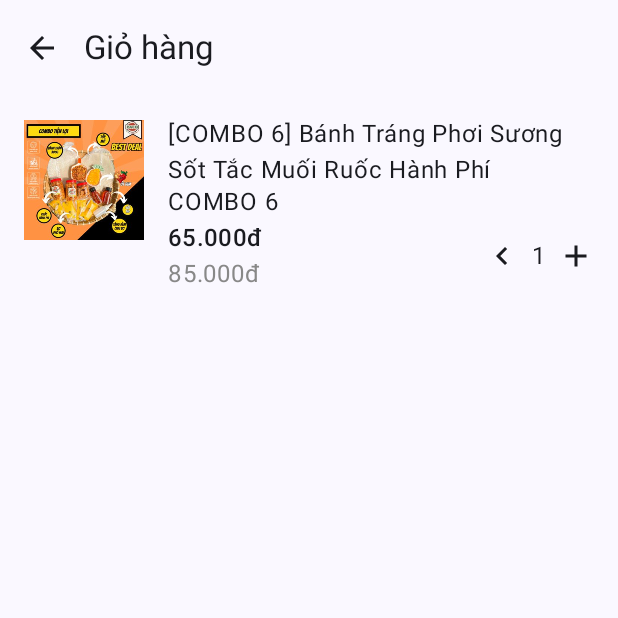
After one commit to Thuha104/DoAnLTDD, an Android app built with Jetpack Compose: the CartScreen screen opened through its navigation route, on a phone screen of 412 x 824 dp, the top half of it. The commit adds this screen. Run offline under Robolectric (Android 15) with nearby library versions, the phone set to English and light mode, and no system bars.

Commit message:
hà:sửa lại giỏ hàng

```diff
--- a/app/build.gradle.kts
+++ b/app/build.gradle.kts
@@ -49,6 +49,7 @@ dependencies {
     implementation(libs.androidx.ui.graphics)
     implementation(libs.androidx.ui.tooling.preview)
     implementation(libs.androidx.material3)
+    implementation(libs.places)
     testImplementation(libs.junit)
     androidTestImplementation(libs.androidx.junit)
     androidTestImplementation(libs.androidx.espresso.core)
--- /dev/null
+++ b/app/src/main/java/com/example/doanltd/CartScreen.kt
@@ -0,0 +1,207 @@
+package com.example.doanltd
+
+import Screen
+import androidx.compose.foundation.Image
+import androidx.compose.foundation.layout.Arrangement
+import androidx.compose.foundation.layout.Box
+import androidx.compose.foundation.layout.Column
+import androidx.compose.foundation.layout.Row
+import androidx.compose.foundation.layout.fillMaxSize
+import androidx.compose.foundation.layout.fillMaxWidth
+import androidx.compose.foundation.layout.padding
+import androidx.compose.foundation.layout.size
+import androidx.compose.foundation.lazy.LazyColumn
+import androidx.compose.material.icons.Icons
+import androidx.compose.material.icons.filled.Add
+import androidx.compose.material.icons.filled.ArrowBack
+import androidx.compose.material.icons.filled.Delete
+import androidx.compose.material.icons.filled.Email
+import androidx.compose.material.icons.filled.Home
+import androidx.compose.material.icons.filled.KeyboardArrowLeft
+import androidx.compose.material.icons.filled.Person
+import androidx.compose.material.icons.filled.Settings
+import androidx.compose.material.icons.filled.ShoppingCart
+import androidx.compose.material3.Button
+import androidx.compose.material3.ButtonDefaults
+import androidx.compose.material3.ExperimentalMaterial3Api
+import androidx.compose.material3.Icon
+import androidx.compose.material3.IconButton
+import androidx.compose.material3.MaterialTheme
+import androidx.compose.material3.NavigationBar
+import androidx.compose.material3.NavigationBarItem
+import androidx.compose.material3.Scaffold
+import androidx.compose.material3.Surface
+import androidx.compose.material3.Text
+import androidx.compose.material3.TopAppBar
+import androidx.compose.runtime.Composable
+import androidx.compose.runtime.getValue
+import androidx.compose.runtime.mutableStateOf
+import androidx.compose.runtime.remember
+import androidx.compose.runtime.setValue
+import androidx.compose.ui.Alignment
+import androidx.compose.ui.Modifier
+import androidx.compose.ui.graphics.Color
+import androidx.compose.ui.res.painterResource
+import androidx.compose.ui.text.font.FontWeight
+import androidx.compose.ui.unit.dp
+import androidx.navigation.NavController
+
+@OptIn(ExperimentalMaterial3Api::class)
+@Composable
+fun CartScreen(navController: NavController) {
+    var soluong by remember { mutableStateOf(1) }
+
+    Scaffold(
+        topBar = {
+            TopAppBar(
+                title = { Text("Giỏ hàng") },
+                navigationIcon = {
+                    IconButton(onClick = { navController.navigateUp() }) {
+                        Icon(Icons.Default.ArrowBack, contentDescription = "Back")
+                    }
+                }
+            )
+        },
+        bottomBar = {
+            Column {
+                // Tổng giá và nút thanh toán
+                Surface(
+                    modifier = Modifier.fillMaxWidth().size(8.dp)
+                ) {
+                    Column(
+                        modifier = Modifier.padding(16.dp)
+                    ) {
+                        Row(
+                            modifier = Modifier.fillMaxWidth(),
+                            horizontalArrangement = Arrangement.SpaceBetween
+                        ) {
+                            Text("65.000đ")
+                            Text(
+                                "Giảm 10.500đ",
+                                color = Color.Red
+                            )
+                        }
+                        Button(
+                            onClick = { /* Handle checkout */ },
+                            modifier = Modifier
+                                .fillMaxWidth()
+                                .padding(vertical = 8.dp),
+                            colors = ButtonDefaults.buttonColors(
+                                containerColor = Color.Gray
+                            )
+                        ) {
+                            Text("Thanh toán")
+                        }
+                    }
+                }
+
+                // Bottom navigation
+//                NavigationBar {
+//                    NavigationBarItem(
+//                        icon = { Icon(Icons.Default.Home, contentDescription = "Home") },
+//                        label = { Text("Home") },
+//                        selected = false,
+//                        onClick = { navController.navigate(Screen.Home.route) }
+//                    )
+//                    NavigationBarItem(
+//                        icon = { Icon(Icons.Default.Email, contentDescription = "Tin Nhắn") },
+//                        label = { Text("Tin nhắn") },
+//                        selected = false,
+//                        onClick = { navController.navigate(Screen.Mesage.route) }
+//                    )
+//                    NavigationBarItem(
+//                        icon = { Icon(Icons.Default.ShoppingCart, contentDescription = "Giỏ Hàng") },
+//                        label = { Text("Giỏ Hàng") },
+//                        selected = false,
+//                        onClick = {navController.navigate(Screen.Cart.route) }
+//                    )
+//                    NavigationBarItem(
+//                        icon = { Icon(Icons.Default.Person, contentDescription = "Thông Tin") },
+//                        label = { Text("Thông Tin") },
+//                        selected = false,
+//                        onClick = { navController.navigate(Screen.Profile.route) }
+//                    )
+//                    NavigationBarItem(
+//                        icon = { Icon(Icons.Default.Settings, contentDescription = "Cài Đặt") },
+//                        label = { Text("Cài Đặt") },
+//                        selected = false,
+//                        onClick = { navController.navigate(Screen.Setting.route) }
+//                    )
+//                }
+            }
+        }
+    ) { paddingValues ->
+        LazyColumn(
+            modifier = Modifier
+                .fillMaxSize()
+                .padding(paddingValues)
+                .padding(16.dp)
+        ) {
+            item {
+                // Cart item
+                Row(
+                    modifier = Modifier.fillMaxWidth(),
+                    horizontalArrangement = Arrangement.spacedBy(16.dp)
+                ) {
+                    // Product image
+                    Image(
+                        painter = painterResource(id = R.drawable.anh1),
+                        contentDescription = "",
+                        modifier = Modifier.size(80.dp)
+                    )
+
+                    // Product details
+                    Column(
+                        modifier = Modifier.weight(1f)
+                    ) {
+                        Text(
+                            "[COMBO 6] Bánh Tráng Phơi Sương Sốt Tắc Muối Ruốc Hành Phí",
+                            style = MaterialTheme.typography.bodyLarge
+                        )
+                        Text("COMBO 6")
+
+                        Row(
+                            modifier = Modifier.fillMaxWidth(),
+                            horizontalArrangement = Arrangement.SpaceBetween,
+                            verticalAlignment = Alignment.CenterVertically
+                        ) {
+                            Column {
+                                Text(
+                                    "65.000đ",
+                                    style = MaterialTheme.typography.titleMedium
+                                )
+                                Text(
+                                    "85.000đ",
+//                                    style = MaterialTheme.typography.bodySmall.copy(
+//                                        textDecoration = TextDecoration.LineThrough
+//                                    ),
+                                    color = Color.Gray
+                                )
+                            }
+
+                            // Quantity controls
+                            Row(
+                                verticalAlignment = Alignment.CenterVertically,
+                                horizontalArrangement = Arrangement.spacedBy(8.dp)
+                            ) {
+                                IconButton(
+                                    onClick = { if (soluong > 1) soluong-- },
+                                    modifier = Modifier.size(24.dp)
+                                ) {
+                                    Icon(Icons.Filled.KeyboardArrowLeft, "Decrease")
+                                }
+                                Text(soluong.toString())
+                                IconButton(
+                                    onClick = { soluong++ },
+                                    modifier = Modifier.size(24.dp)
+                                ) {
+                                    Icon(Icons.Default.Add, "Increase")
+                                }
+                            }
+                        }
+                    }
+                }
+            }
+        }
+    }
+}
--- a/app/src/main/java/com/example/doanltd/ChatScreen.kt
+++ b/app/src/main/java/com/example/doanltd/ChatScreen.kt
@@ -84,13 +84,16 @@ fun ChatScreen(navController: NavController) {
                     modifier = Modifier
                         .padding(16.dp)
                         .fillMaxWidth(),
-                    verticalAlignment = Alignment.CenterVertically
+                    verticalAlignment = Alignment.CenterVertically,
+                    horizontalArrangement = Arrangement.SpaceBetween
                 ) {
                     OutlinedTextField(
                         value = "",
                         onValueChange = { },
                         modifier = Modifier.weight(1f),
-                        placeholder = { Text("Nhập tin nhắn...") }
+                        placeholder = { Text("Nhập tin nhắn...") },
+
+
                     )
                     IconButton(
                         onClick = { /* Handle send */ },
--- a/app/src/main/java/com/example/doanltd/HomeScreen.kt
+++ b/app/src/main/java/com/example/doanltd/HomeScreen.kt
@@ -46,7 +46,7 @@ fun HomeScreen(navController: NavController) {
                     icon = { Icon(Icons.Default.ShoppingCart, contentDescription = "Giỏ Hàng") },
                     label = { Text("Giỏ Hàng") },
                     selected = false,
-                    onClick = {}
+                    onClick = {navController.navigate(Screen.Cart.route)}
                 )
                 NavigationBarItem(
                     icon = { Icon(Icons.Default.Person, contentDescription = "Thông Tin") },
--- a/app/src/main/java/com/example/doanltd/NavGraph.kt
+++ b/app/src/main/java/com/example/doanltd/NavGraph.kt
@@ -3,6 +3,7 @@ import androidx.navigation.NavHostController
 import androidx.navigation.compose.NavHost
 import androidx.navigation.compose.composable
 import androidx.navigation.compose.rememberNavController
+import com.example.doanltd.CartScreen
 import com.example.doanltd.ChatScreen
 import com.example.doanltd.MessageScreen
 
@@ -16,6 +17,7 @@ sealed class Screen(val route: String) {
     object Mesage:Screen("message")
     object Chat:Screen("chat")
     object Setting:Screen("setting")
+    object Cart:Screen("cart")
 
 }
 
@@ -44,6 +46,9 @@ fun AuthNavigation() {
         composable(Screen.Setting.route) {
             SettingScreen(navController)
         }
+        composable(Screen.Cart.route){
+            CartScreen(navController)
+        }
 
     }
 }
--- a/gradle/libs.versions.toml
+++ b/gradle/libs.versions.toml
@@ -8,6 +8,7 @@ espressoCore = "3.6.1"
 lifecycleRuntimeKtx = "2.8.7"
 activityCompose = "1.9.3"
 composeBom = "2024.04.01"
+places = "4.1.0"
 
 [libraries]
 androidx-core-ktx = { group = "androidx.core", name = "core-ktx", version.ref = "coreKtx" }
@@ -24,6 +25,7 @@ androidx-ui-tooling-preview = { group = "androidx.compose.ui", name = "ui-toolin
 androidx-ui-test-manifest = { group = "androidx.compose.ui", name = "ui-test-manifest" }
 androidx-ui-test-junit4 = { group = "androidx.compose.ui", name = "ui-test-junit4" }
 androidx-material3 = { group = "androidx.compose.material3", name = "material3" }
+places = { group = "com.google.android.libraries.places", name = "places", version.ref = "places" }
 
 [plugins]
 android-application = { id = "com.android.application", version.ref = "agp" }
```
Also changed, not shown: app/src/main/res/drawable/anh1.png (added).
